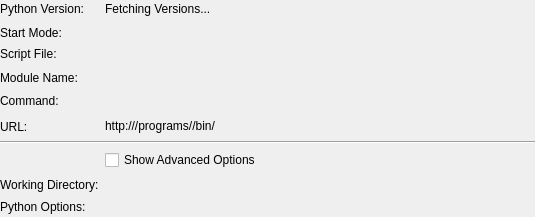
This is src/brickv/plugin_system/plugins/red/ui/program_info_python.ui in Tinkerforge/brickv as Qt 5 draws it before an edit. The edited form follows.
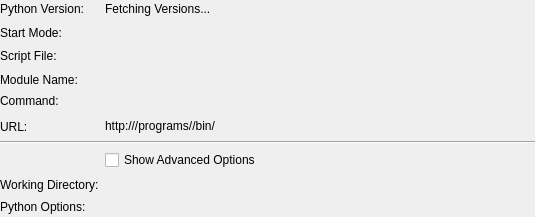
This is the edited form.

Commit message: red-brick/pi: Fix label text alignment

```diff
--- a/src/brickv/plugin_system/plugins/red/ui/program_info_python.ui
+++ b/src/brickv/plugin_system/plugins/red/ui/program_info_python.ui
@@ -38,9 +38,6 @@
        <property name="text">
         <string>Script File:</string>
        </property>
-       <property name="alignment">
-        <set>Qt::AlignLeading|Qt::AlignLeft|Qt::AlignTop</set>
-       </property>
       </widget>
      </item>
      <item row="3" column="0">
@@ -48,9 +45,6 @@
        <property name="text">
         <string>Module Name:</string>
        </property>
-       <property name="alignment">
-        <set>Qt::AlignLeading|Qt::AlignLeft|Qt::AlignTop</set>
-       </property>
       </widget>
      </item>
      <item row="4" column="0">
```
Left out of the diff: 3 changed lines with no effect on the pictures. The commit also changes 10 other files.
